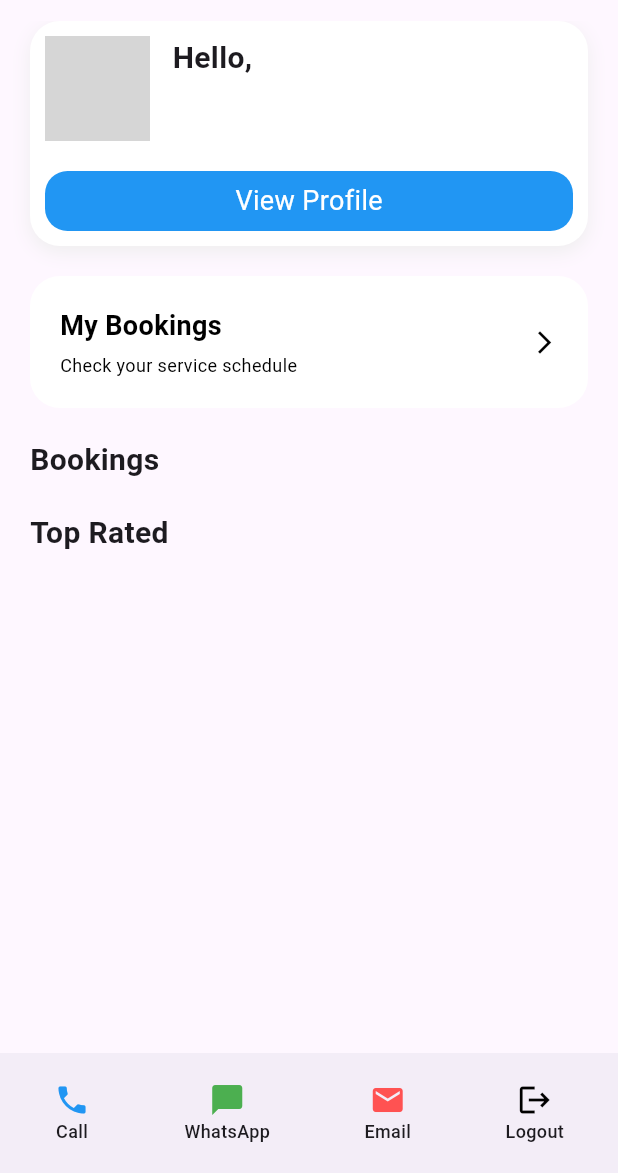
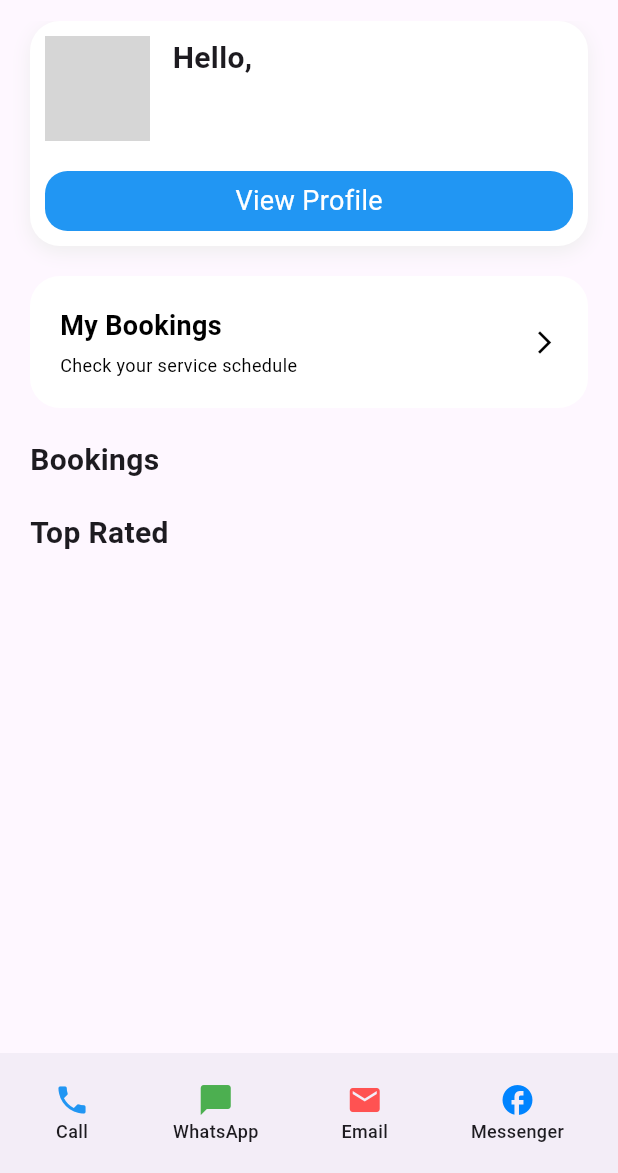
Before and after one commit to hangEX7749/QuickClean, a Flutter app: the HomeScreen screen opened by its route, on a phone screen of 412 x 824 dp, the part 63-1236 px from its top. Run offline on Flutter 3.47's test engine with Material 3 defaults, Android fonts, the light colour scheme and no system bars; our stand-ins replace animate_do, supabase_flutter; accounts and stored records are empty; network calls fail; Roboto replaces fonts that are missing (Poppins); grey boxes are pictures that could not be loaded.

Commit message:
messenger

```diff
--- a/lib/screen/home.dart
+++ b/lib/screen/home.dart
@@ -298,10 +298,10 @@ class _HomeScreenState extends State<HomeScreen> {
 
               _contactIcon(Icons.email, "Email", Colors.redAccent,
                 () => _launchURL('mailto:info@clean.com')),
-
-              // The Logout Button
-              _contactIcon(Icons.logout, "Logout", Colors.black,
-                () => _showLogoutDialog(context)),
+              _contactIcon(
+                Icons.facebook, "Messenger", const Color(0xFF0084FF),
+                () => _launchURL('https://m.me/YOUR_PAGE_ID_OR_USERNAME'),
+              ),
             ],
           ),
         ),
```
